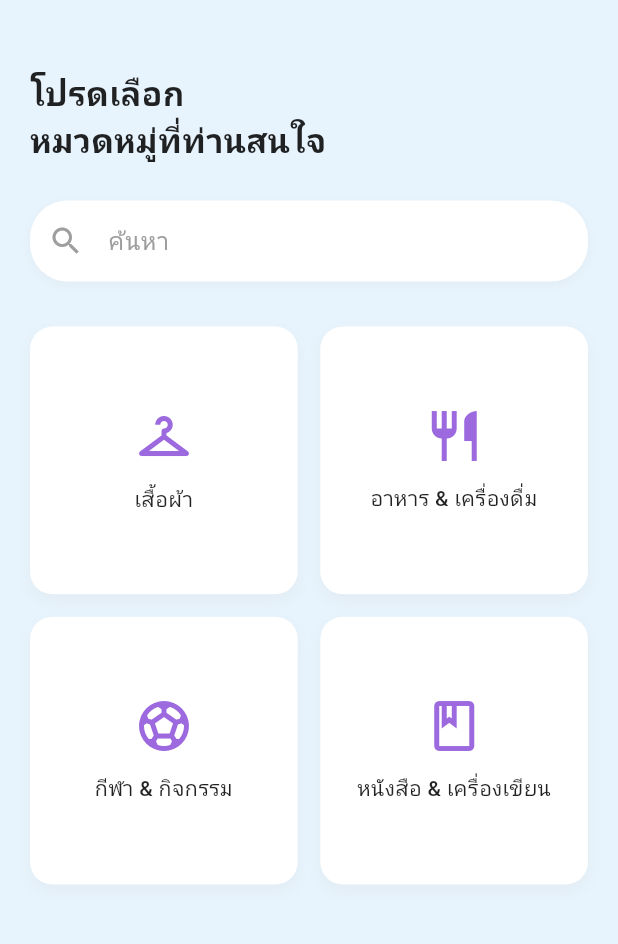
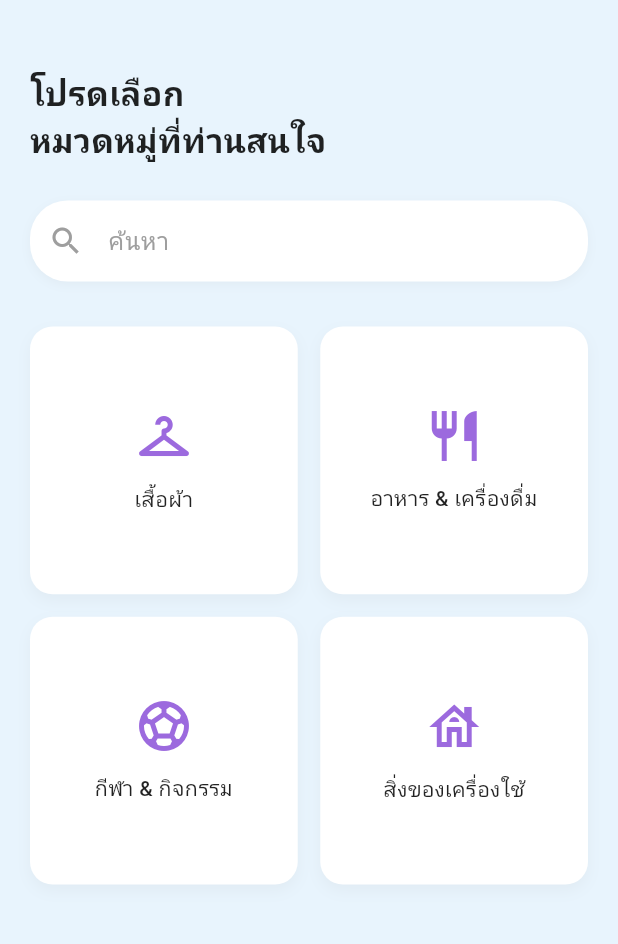
Before and after one commit to Mistergunth/banbanshop, a Flutter app: the CategorySelectionPage screen opened directly, on a phone screen of 412 x 824 dp, the part 59-1003 px from its top. Run offline on Flutter 3.47's test engine with Material 3 defaults, Android fonts, the phone set to English and light mode, and no system bars; our stand-ins replace google_fonts; Roboto replaces fonts that are missing (Kanit).

Commit message:
change category

```diff
--- a/banbanshop/lib/screens/category_selection.dart
+++ b/banbanshop/lib/screens/category_selection.dart
@@ -26,8 +26,8 @@ class _CategorySelectionPageState extends State<CategorySelectionPage> {
       icon: Icons.sports_soccer_outlined,
     ),
     CategoryItem(
-      title: 'หนังสือ & เครื่องเขียน',
-      icon: Icons.book_outlined,
+      title: 'สิ่งของเครื่องใช้',
+      icon: Icons.house_outlined,
     ),
   ];
 
```
